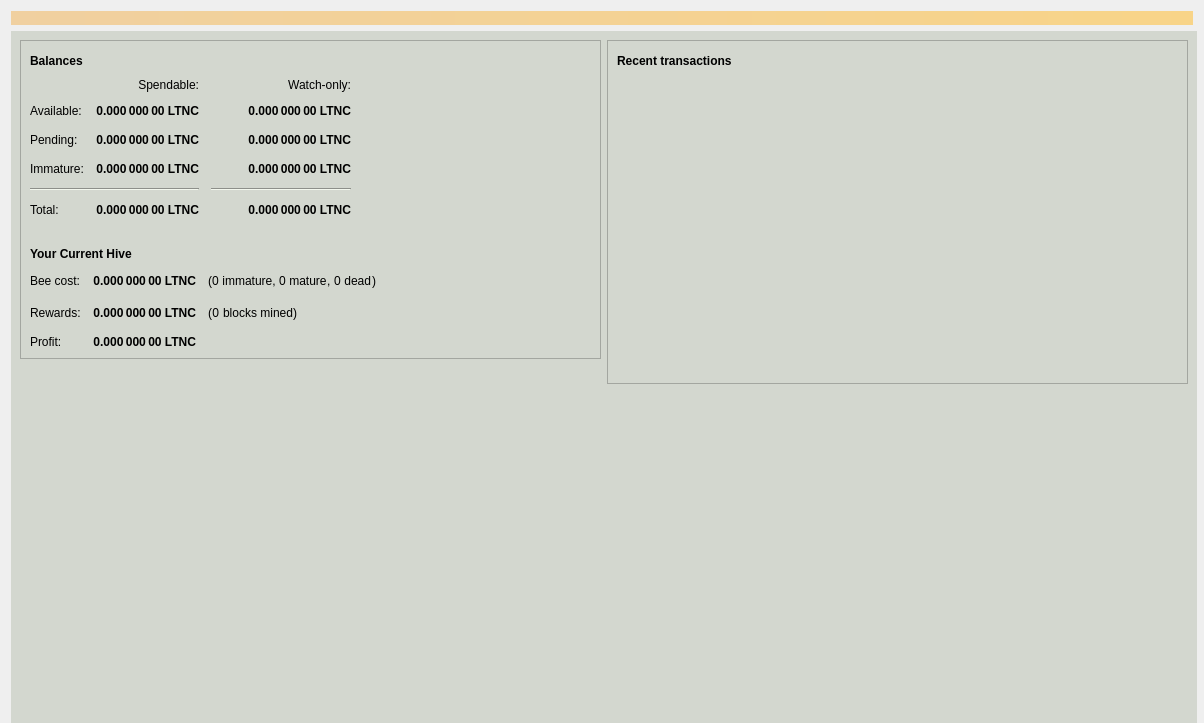
Qt form src/qt/forms/overviewpage.ui (MerlinMagic2018/Lightning-Cash) before a commit.
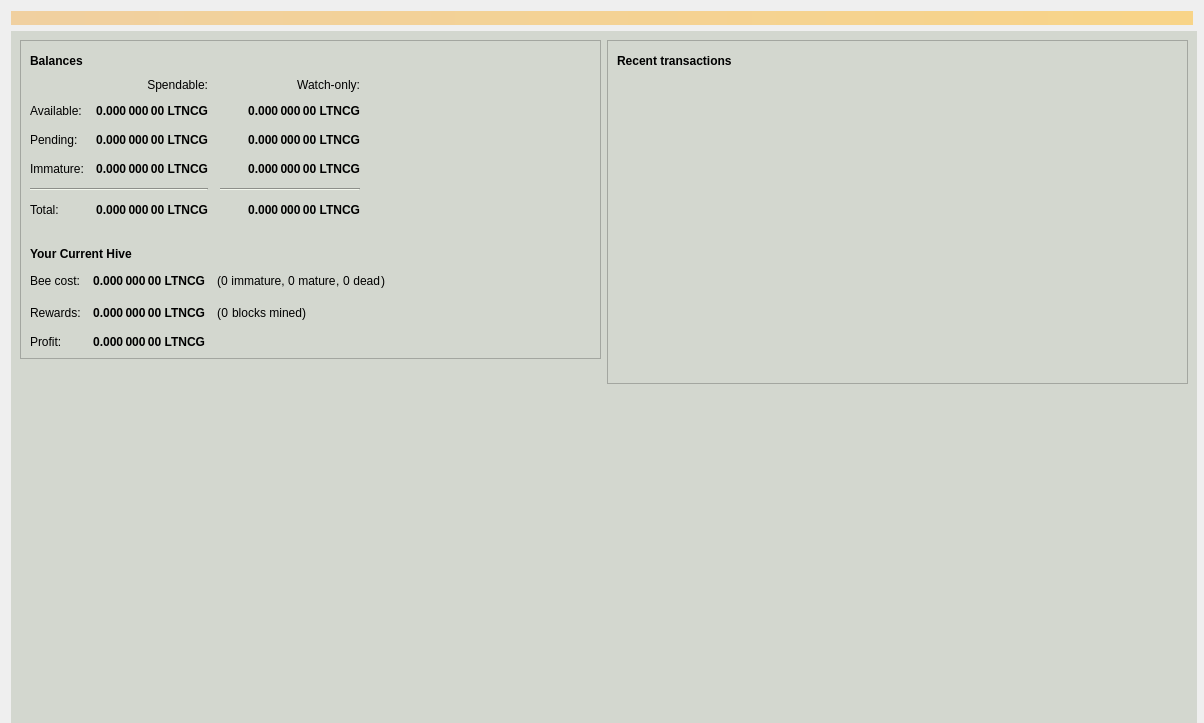
The same form after that commit. Icons and pictures are not drawn.

Commit message: Ticker change from LTNC to LTNCG

The edit to the form file:
```diff
--- a/src/qt/forms/overviewpage.ui
+++ b/src/qt/forms/overviewpage.ui
@@ -150,7 +150,7 @@
                 <string>Unconfirmed transactions to watch-only addresses</string>
                </property>
                <property name="text">
-                <string notr="true">0.000 000 00 LTNC</string>
+                <string notr="true">0.000 000 00 LTNCG</string>
                </property>
                <property name="alignment">
                 <set>Qt::AlignRight|Qt::AlignTrailing|Qt::AlignVCenter</set>
@@ -175,7 +175,7 @@
                 <string>Total of transactions that have yet to be confirmed, and do not yet count toward the spendable balance</string>
                </property>
                <property name="text">
-                <string notr="true">0.000 000 00 LTNC</string>
+                <string notr="true">0.000 000 00 LTNCG</string>
                </property>
                <property name="alignment">
                 <set>Qt::AlignRight|Qt::AlignTrailing|Qt::AlignVCenter</set>
@@ -200,7 +200,7 @@
                 <string>Mined balance in watch-only addresses that has not yet matured</string>
                </property>
                <property name="text">
-                <string notr="true">0.000 000 00 LTNC</string>
+                <string notr="true">0.000 000 00 LTNCG</string>
                </property>
                <property name="alignment">
                 <set>Qt::AlignRight|Qt::AlignTrailing|Qt::AlignVCenter</set>
@@ -258,7 +258,7 @@
                 <string>Mined balance that has not yet matured</string>
                </property>
                <property name="text">
-                <string notr="true">0.000 000 00 LTNC</string>
+                <string notr="true">0.000 000 00 LTNCG</string>
                </property>
                <property name="alignment">
                 <set>Qt::AlignRight|Qt::AlignTrailing|Qt::AlignVCenter</set>
@@ -303,7 +303,7 @@
                 <string>Your current total balance</string>
                </property>
                <property name="text">
-                <string notr="true">0.000 000 00 LTNC</string>
+                <string notr="true">0.000 000 00 LTNCG</string>
                </property>
                <property name="alignment">
                 <set>Qt::AlignRight|Qt::AlignTrailing|Qt::AlignVCenter</set>
@@ -328,7 +328,7 @@
                 <string>Current total balance in watch-only addresses</string>
                </property>
                <property name="text">
-                <string notr="true">0.000 000 00 LTNC</string>
+                <string notr="true">0.000 000 00 LTNCG</string>
                </property>
                <property name="alignment">
                 <set>Qt::AlignRight|Qt::AlignTrailing|Qt::AlignVCenter</set>
@@ -370,7 +370,7 @@
                 <string>Your current spendable balance</string>
                </property>
                <property name="text">
-                <string notr="true">0.000 000 00 LTNC</string>
+                <string notr="true">0.000 000 00 LTNCG</string>
                </property>
                <property name="alignment">
                 <set>Qt::AlignRight|Qt::AlignTrailing|Qt::AlignVCenter</set>
@@ -395,7 +395,7 @@
                 <string>Your current balance in watch-only addresses</string>
                </property>
                <property name="text">
-                <string notr="true">0.000 000 00 LTNC</string>
+                <string notr="true">0.000 000 00 LTNCG</string>
                </property>
                <property name="alignment">
                 <set>Qt::AlignRight|Qt::AlignTrailing|Qt::AlignVCenter</set>
@@ -530,7 +530,7 @@
                 </font>
                </property>
                <property name="text">
-                <string>0.000 000 00 LTNC</string>
+                <string>0.000 000 00 LTNCG</string>
                </property>
                <property name="alignment">
                 <set>Qt::AlignRight|Qt::AlignTrailing|Qt::AlignVCenter</set>
@@ -546,7 +546,7 @@
                 </font>
                </property>
                <property name="text">
-                <string>0.000 000 00 LTNC</string>
+                <string>0.000 000 00 LTNCG</string>
                </property>
                <property name="alignment">
                 <set>Qt::AlignRight|Qt::AlignTrailing|Qt::AlignVCenter</set>
@@ -562,7 +562,7 @@
                 </font>
                </property>
                <property name="text">
-                <string>0.000 000 00 LTNC</string>
+                <string>0.000 000 00 LTNCG</string>
                </property>
                <property name="alignment">
                 <set>Qt::AlignRight|Qt::AlignTrailing|Qt::AlignVCenter</set>
```
The commit also changes 12 other files.
